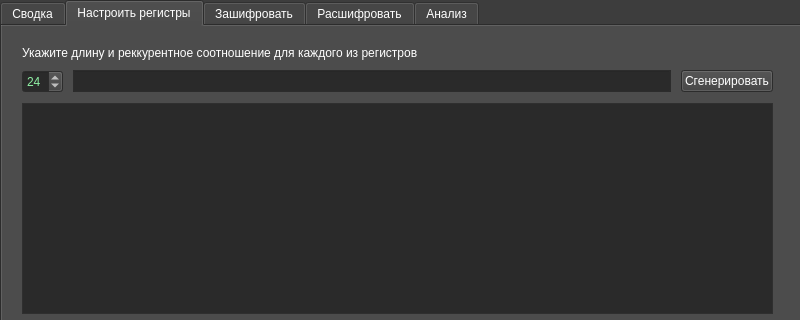
jmpleo/labCC, file mainwindow.ui: the form before one commit; both pictures show x 0 to 800 and y 0 to 320 of the 800 by 600 pixel window.
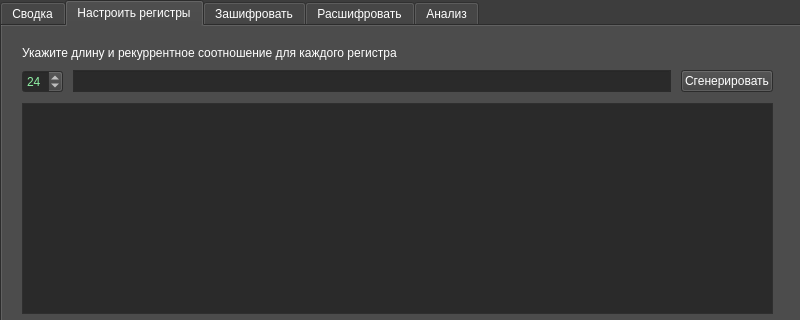
The form after the commit. The open tabs and pages were chosen to show the change. Custom widgets are drawn as their Qt base class.

The edit to the form file:
```diff
--- a/mainwindow.ui
+++ b/mainwindow.ui
@@ -609,7 +609,7 @@
        <item>
         <widget class="QLabel" name="label_11">
          <property name="text">
-          <string>Укажите длину и реккурентное соотношение для каждого из регистров </string>
+          <string>Укажите длину и рекуррентное соотношение для каждого регистра</string>
          </property>
         </widget>
        </item>
```
Left out of the diff: 93 changed lines with no effect on the pictures.
